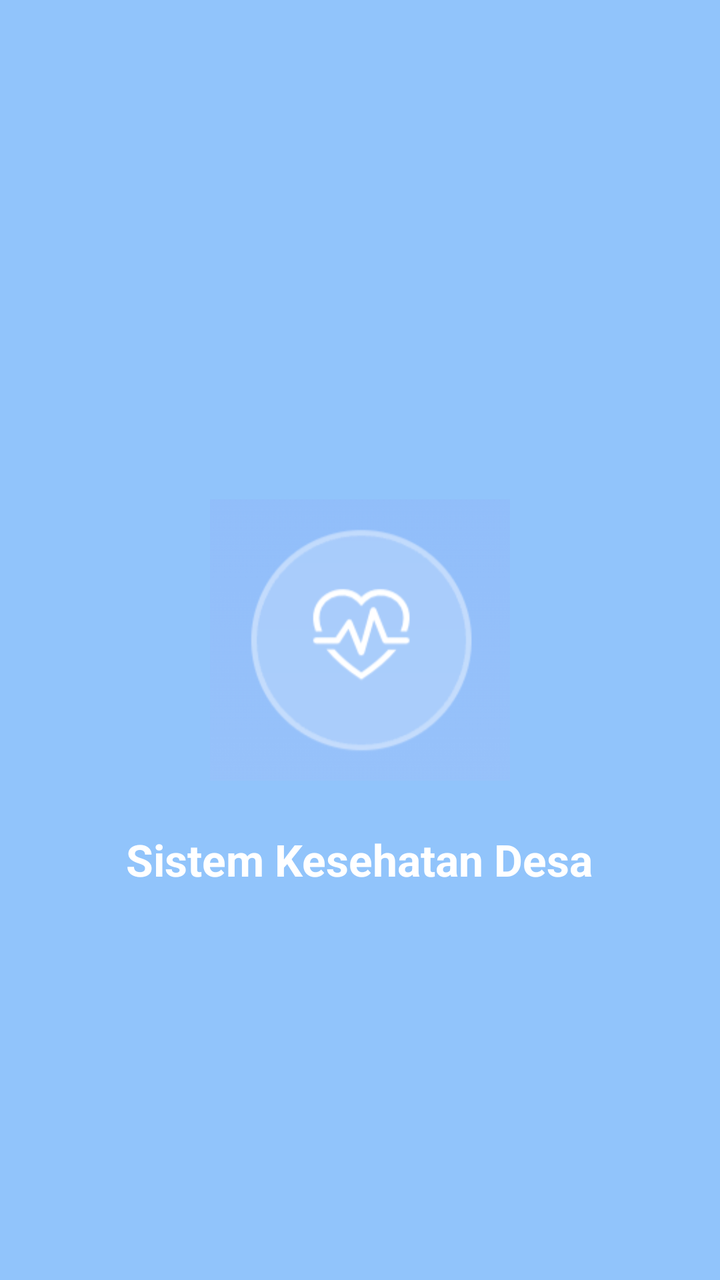
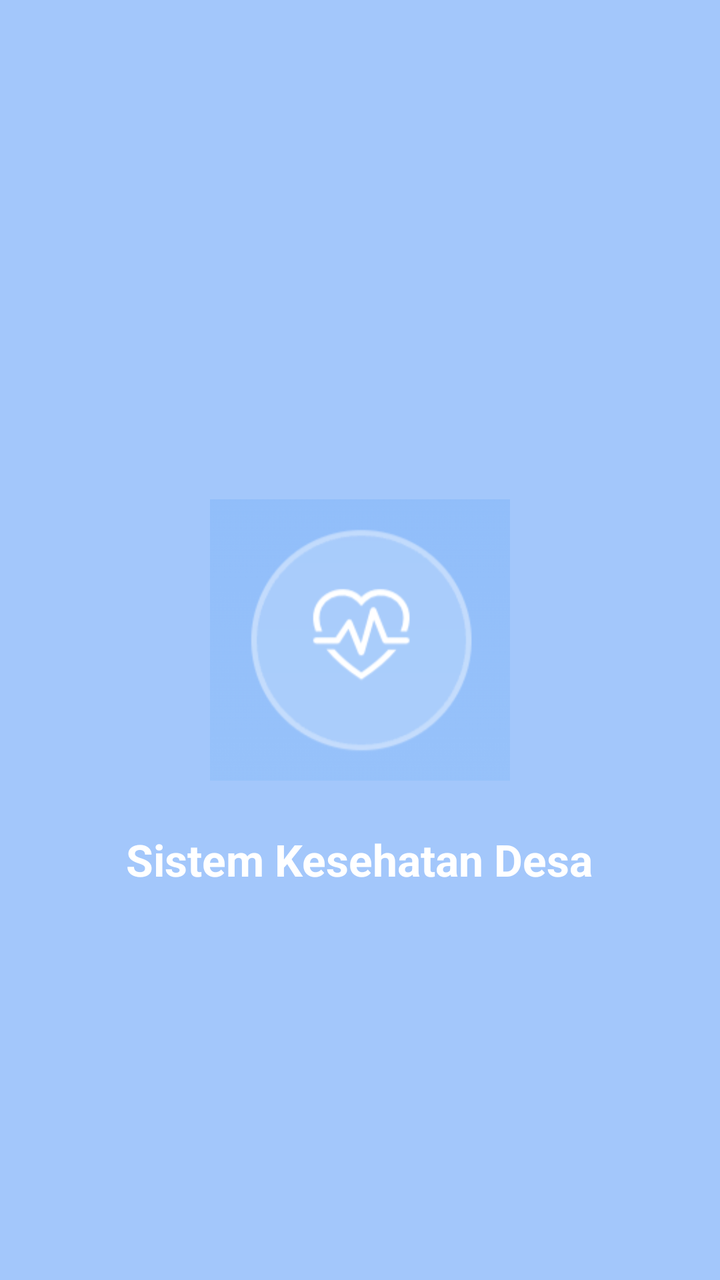

An Android layout rendered at two revisions. The XML below is the earlier revision; the diff shows what the commit changed to produce the second picture.
<!-- AndroidManifest.xml: application theme Theme.MaterialComponents.Light.NoActionBar -->
<!-- res/layout/activity_splash_screen.xml -->
<?xml version="1.0" encoding="utf-8"?>
<RelativeLayout xmlns:android="http://schemas.android.com/apk/res/android"
    android:layout_width="match_parent"
    android:layout_height="match_parent"
    android:background="@color/bina_desa_primary">

    <ImageView
        android:id="@+id/imgLogo"
        android:layout_width="150dp"
        android:layout_height="150dp"
        android:layout_centerInParent="true"
        android:src="@drawable/logo_bina_desa"
        android:scaleType="fitCenter" />

    <TextView
        android:id="@+id/txtTitle"
        android:layout_width="wrap_content"
        android:layout_height="wrap_content"
        android:layout_below="@id/imgLogo"
        android:layout_centerHorizontal="true"
        android:layout_marginTop="20dp"
        android:text="Sistem Kesehatan Desa"
        android:textColor="@color/white"
        android:textSize="22sp"
        android:textStyle="bold" />

</RelativeLayout>
<!-- resources referenced by this layout -->
<resources>
  <color name="bina_desa_primary">#91C4FB</color>
  <color name="white">#FFFFFF</color>
  <!-- drawable logo_bina_desa: png bitmap (drawable, 15847 bytes) -->
</resources>

<!-- the commit's change to res/layout/activity_splash_screen.xml (unified diff, before → after) -->
@@ -2,7 +2,7 @@
 <RelativeLayout xmlns:android="http://schemas.android.com/apk/res/android"
     android:layout_width="match_parent"
     android:layout_height="match_parent"
-    android:background="@color/bina_desa_primary">
+    android:background="#A3C7FB">
 
     <ImageView
         android:id="@+id/imgLogo"
<!-- resource entries referenced after the edit -->
@@ -1,6 +1,5 @@
 <!-- resources referenced by this layout -->
 <resources>
-  <color name="bina_desa_primary">#91C4FB</color>
   <color name="white">#FFFFFF</color>
   <!-- drawable logo_bina_desa: png bitmap (drawable, 15847 bytes) -->
 </resources>
